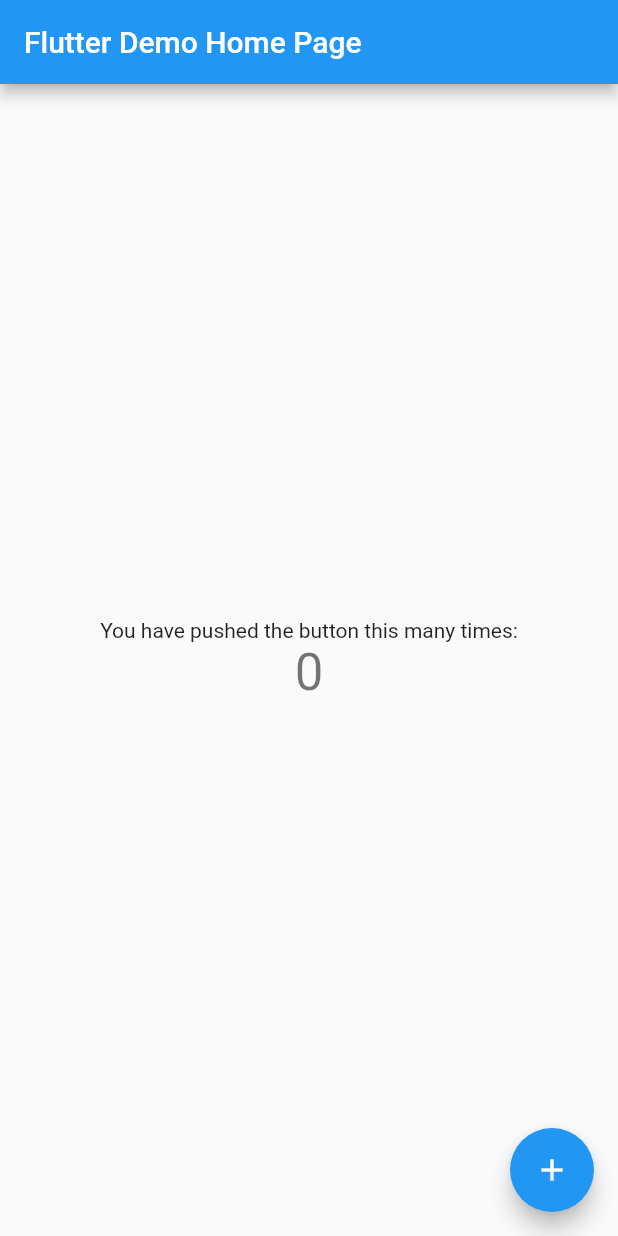
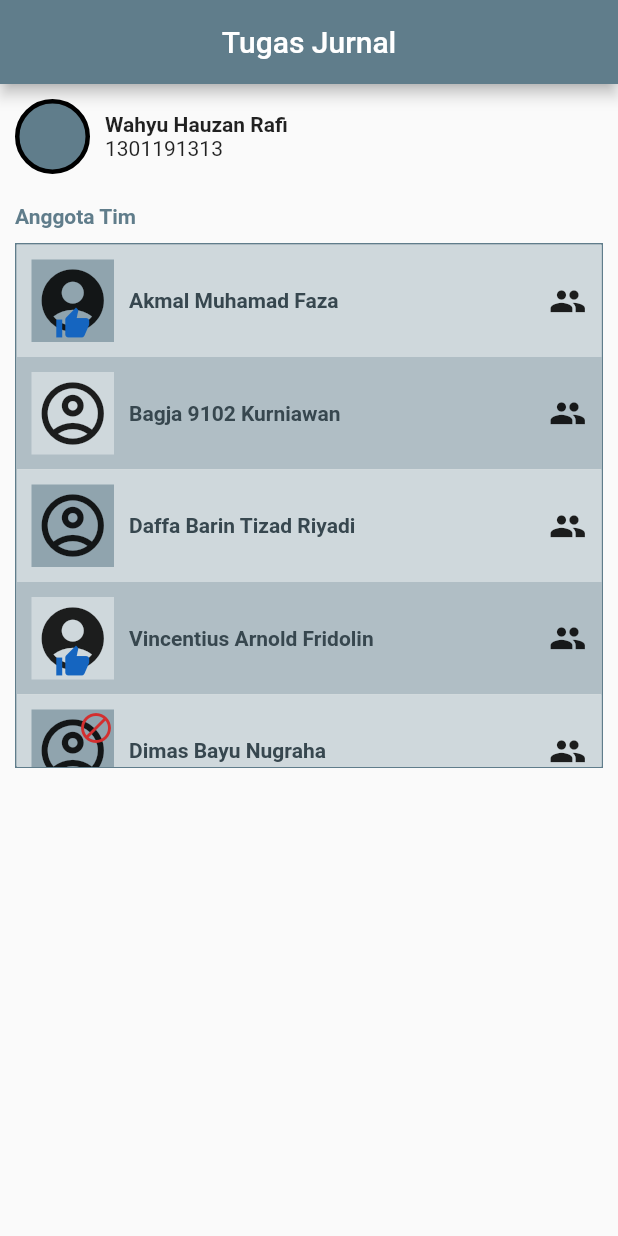
Before and after one commit to whauzan/tugas-abp-mobile, a Flutter app: the screen it shows after launch, on a phone screen of 412 x 824 dp. Run offline on Flutter 3.47's test engine with Material 2 defaults, Android fonts, the light colour scheme and no system bars.

Commit message:
feat: mod10

```diff
--- a/lib/main.dart
+++ b/lib/main.dart
@@ -7,40 +7,20 @@
 class MyApp extends StatelessWidget {
   const MyApp({Key? key}) : super(key: key);
 
-  // This widget is the root of your application.
   @override
   Widget build(BuildContext context) {
     return MaterialApp(
       title: 'Flutter Demo',
       theme: ThemeData(
-        // This is the theme of your application.
-        //
-        // Try running your application with "flutter run". You'll see the
-        // application has a blue toolbar. Then, without quitting the app, try
-        // changing the primarySwatch below to Colors.green and then invoke
-        // "hot reload" (press "r" in the console where you ran "flutter run",
-        // or simply save your changes to "hot reload" in a Flutter IDE).
-        // Notice that the counter didn't reset back to zero; the application
-        // is not restarted.
-        primarySwatch: Colors.blue,
+        primarySwatch: Colors.blueGrey,
       ),
-      home: const MyHomePage(title: 'Flutter Demo Home Page'),
+      home: const MyHomePage(title: 'Tugas Jurnal'),
     );
   }
 }
 
 class MyHomePage extends StatefulWidget {
   const MyHomePage({Key? key, required this.title}) : super(key: key);
-
-  // This widget is the home page of your application. It is stateful, meaning
-  // that it has a State object (defined below) that contains fields that affect
-  // how it looks.
-
-  // This class is the configuration for the state. It holds the values (in this
-  // case the title) provided by the parent (in this case the App widget) and
-  // used by the build method of the State. Fields in a Widget subclass are
-  // always marked "final".
-
   final String title;
 
   @override
@@ -48,68 +28,162 @@
 }
 
 class _MyHomePageState extends State<MyHomePage> {
-  int _counter = 0;
+  var anggota = [
+    'Akmal Muhamad Faza',
+    'Bagja 9102 Kurniawan',
+    'Daffa Barin Tizad Riyadi',
+    'Vincentius Arnold Fridolin',
+    'Dimas Bayu Nugraha',
+    'Wahyu Hauzan Rafi'
+  ];
 
-  void _incrementCounter() {
-    setState(() {
-      // This call to setState tells the Flutter framework that something has
-      // changed in this State, which causes it to rerun the build method below
-      // so that the display can reflect the updated values. If we changed
-      // _counter without calling setState(), then the build method would not be
-      // called again, and so nothing would appear to happen.
-      _counter++;
-    });
+  Widget _loopingAnggota(anggota, int index) {
+    return Container(
+      height: 75.0,
+      color: index % 2 == 0 ? Colors.blueGrey[100] : Colors.blueGrey[200],
+      child: Row(
+        children: <Widget>[
+          Container(
+            height: 55.0,
+            width: 55.0,
+            margin: const EdgeInsets.all(10.0),
+            color: index % 2 == 0 ? Colors.blueGrey[300] : Colors.blueGrey[100],
+            child: index % 3 == 0
+                ? Stack(
+                    children: <Widget>[
+                      const Center(
+                        child: Icon(Icons.account_circle, size: 50.0),
+                      ),
+                      Align(
+                        alignment: Alignment.bottomCenter,
+                        child: Icon(
+                          Icons.thumb_up,
+                          color: Colors.blue[800],
+                        ),
+                      ),
+                    ],
+                  )
+                : index == 4
+                    ? Stack(
+                        children: <Widget>[
+                          const Center(
+                            child:
+                                Icon(Icons.account_circle_outlined, size: 50.0),
+                          ),
+                          Align(
+                            alignment: Alignment.topRight,
+                            child: Icon(
+                              Icons.block_rounded,
+                              color: Colors.red[700],
+                            ),
+                          ),
+                        ],
+                      )
+                    : const Center(
+                        child: Icon(Icons.account_circle_outlined, size: 50.0),
+                      ),
+          ),
+          Expanded(
+            child: Text(
+              '$anggota',
+              style: TextStyle(
+                  color: Colors.blueGrey[800], fontWeight: FontWeight.bold),
+            ),
+          ),
+          Container(
+              margin: const EdgeInsets.only(right: 10.0),
+              child: const Icon(
+                Icons.group,
+                size: 25.0,
+              ))
+        ],
+      ),
+    );
   }
 
   @override
   Widget build(BuildContext context) {
-    // This method is rerun every time setState is called, for instance as done
-    // by the _incrementCounter method above.
-    //
-    // The Flutter framework has been optimized to make rerunning build methods
-    // fast, so that you can just rebuild anything that needs updating rather
-    // than having to individually change instances of widgets.
+    int index = 0;
     return Scaffold(
       appBar: AppBar(
-        // Here we take the value from the MyHomePage object that was created by
-        // the App.build method, and use it to set our appbar title.
-        title: Text(widget.title),
+        title: Center(
+          child: Text(widget.title),
+        ),
       ),
-      body: Center(
-        // Center is a layout widget. It takes a single child and positions it
-        // in the middle of the parent.
+      body: Container(
+        margin: const EdgeInsets.all(10.0),
         child: Column(
-          // Column is also a layout widget. It takes a list of children and
-          // arranges them vertically. By default, it sizes itself to fit its
-          // children horizontally, and tries to be as tall as its parent.
-          //
-          // Invoke "debug painting" (press "p" in the console, choose the
-          // "Toggle Debug Paint" action from the Flutter Inspector in Android
-          // Studio, or the "Toggle Debug Paint" command in Visual Studio Code)
-          // to see the wireframe for each widget.
-          //
-          // Column has various properties to control how it sizes itself and
-          // how it positions its children. Here we use mainAxisAlignment to
-          // center the children vertically; the main axis here is the vertical
-          // axis because Columns are vertical (the cross axis would be
-          // horizontal).
-          mainAxisAlignment: MainAxisAlignment.center,
+          mainAxisAlignment: MainAxisAlignment.start,
           children: <Widget>[
-            const Text(
-              'You have pushed the button this many times:',
+            Container(
+              margin: const EdgeInsets.only(bottom: 10.0),
+              child: Row(
+                children: <Widget>[
+                  Container(
+                    margin: const EdgeInsets.only(right: 10.0),
+                    decoration: BoxDecoration(
+                      color: Colors.blueGrey,
+                      shape: BoxShape.circle,
+                      border: Border.all(width: 3.0, color: Colors.black),
+                    ),
+                    height: 50,
+                    width: 50,
+                  ),
+                  Flexible(
+                    flex: 5,
+                    child: Column(
+                      crossAxisAlignment: CrossAxisAlignment.start,
+                      children: const <Widget>[
+                        Text(
+                          'Wahyu Hauzan Rafi',
+                          overflow: TextOverflow.ellipsis,
+                          style: TextStyle(
+                            fontWeight: FontWeight.bold,
+                          ),
+                        ),
+                        Text(
+                          '1301191313',
+                          overflow: TextOverflow.ellipsis,
+                        ),
+                      ],
+                    ),
+                  ),
+                ],
+              ),
             ),
-            Text(
-              '$_counter',
-              style: Theme.of(context).textTheme.headline4,
+            Container(
+              margin: const EdgeInsets.only(top: 10.0),
+              child: Column(
+                children: <Widget>[
+                  Container(
+                    margin: const EdgeInsets.only(bottom: 10.0),
+                    child: const Align(
+                      alignment: Alignment.topLeft,
+                      child: Text(
+                        'Anggota Tim',
+                        style: TextStyle(
+                            color: Colors.blueGrey,
+                            fontWeight: FontWeight.bold),
+                      ),
+                    ),
+                  ),
+                  Container(
+                    height: 350.0,
+                    decoration: BoxDecoration(
+                      border: Border.all(color: Colors.blueGrey),
+                    ),
+                    child: ListView(
+                      children: <Widget>[
+                        for (var item in anggota) _loopingAnggota(item, index++)
+                      ],
+                    ),
+                  ),
+                ],
+              ),
             ),
           ],
         ),
       ),
-      floatingActionButton: FloatingActionButton(
-        onPressed: _incrementCounter,
-        tooltip: 'Increment',
-        child: const Icon(Icons.add),
-      ), // This trailing comma makes auto-formatting nicer for build methods.
     );
   }
 }
```
